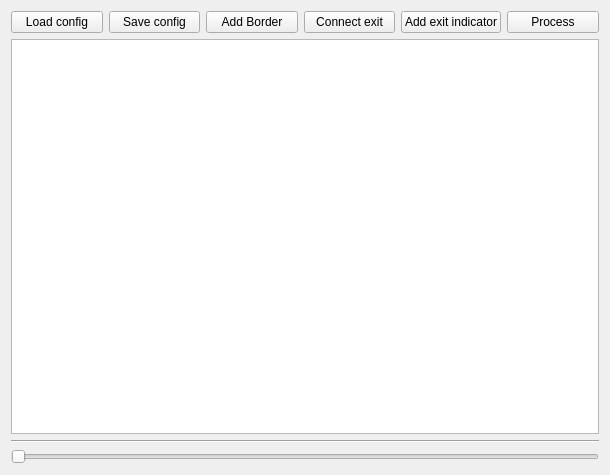
Old version of the form GUI/edit_config_class.ui in the repository LightAboveFighter/Panocam_Recognition_Classification.
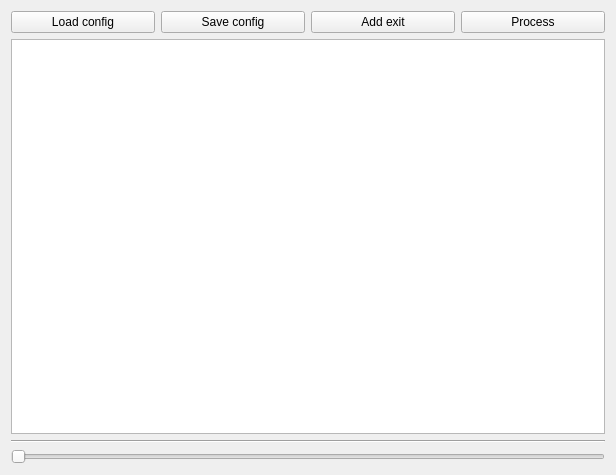
New version of the form.

Commit message: remove Border and connected extra lines

What changed in the file:
```diff
--- a/GUI/edit_config_class.ui
+++ b/GUI/edit_config_class.ui
@@ -6,7 +6,7 @@
    <rect>
     <x>0</x>
     <y>0</y>
-    <width>610</width>
+    <width>616</width>
     <height>475</height>
    </rect>
   </property>
@@ -35,24 +35,10 @@
          </property>
         </widget>
        </item>
-       <item>
-        <widget class="QPushButton" name="button_add_border">
-         <property name="text">
-          <string>Add Border</string>
-         </property>
-        </widget>
-       </item>
-       <item>
-        <widget class="QPushButton" name="button_connect_exit">
-         <property name="text">
-          <string>Connect exit</string>
-         </property>
-        </widget>
-       </item>
        <item>
         <widget class="QPushButton" name="button_add_detect_window">
          <property name="text">
-          <string>Add exit indicator</string>
+          <string>Add exit</string>
          </property>
         </widget>
        </item>
```
The commit also changes 6 other files.
